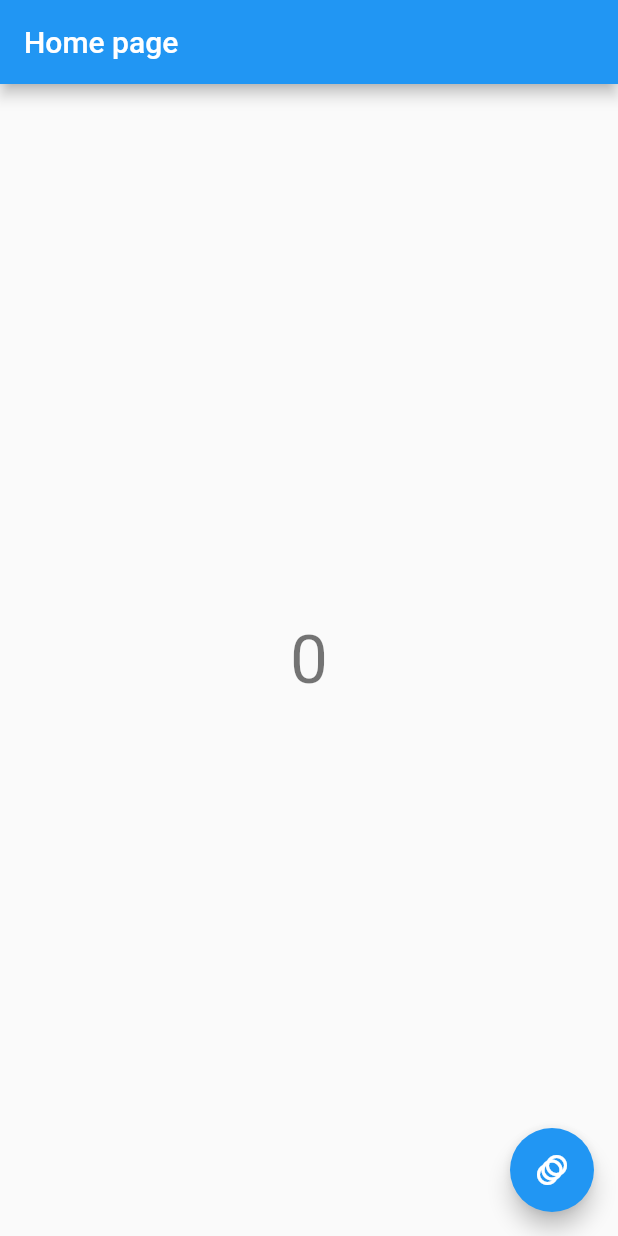
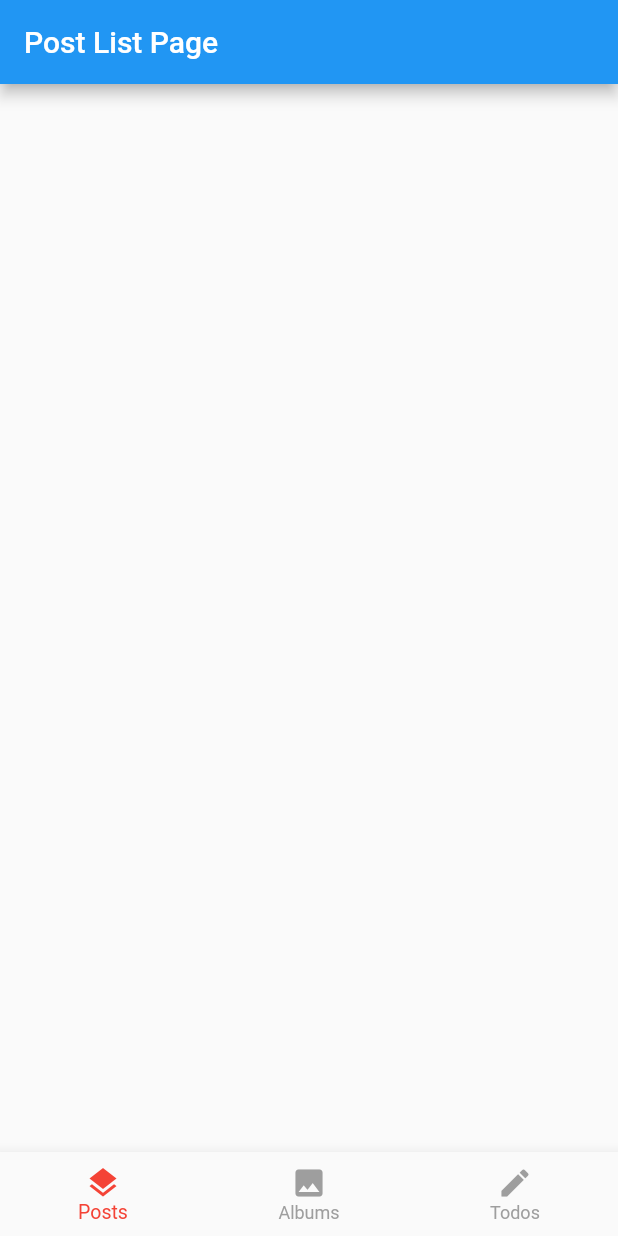
Before and after one commit to darkwayder/json_placeholder_app, a Flutter app: the screen it shows after launch, on a phone screen of 412 x 824 dp. Run offline on Flutter 3.47's test engine with Material 2 defaults, Android fonts, the phone set to English and light mode, and no system bars.

Commit message:
Adding BottomNavigationBar

```diff
--- a/lib/main.dart
+++ b/lib/main.dart
@@ -1,6 +1,7 @@
 import 'package:flutter/material.dart';
+import 'package:json_placeholder_app/pages/pony_list_page.dart';
 
-import 'pages/home_page.dart';
+import 'pages/home/home_page.dart';
 
 // main() является главной функцией с которой начинается
 // выполнение приложения
@@ -30,7 +31,7 @@ class MyApp extends StatelessWidget {
       theme: ThemeData(
         primarySwatch: Colors.blue,
       ),
-      // указываем исходную страницу, которую мы создадим позже
+      // Наша главная страница с нижнем меню
       home: HomePage(),
     );
   }
--- /dev/null
+++ b/lib/pages/home/bottom_navigation.dart
@@ -0,0 +1,73 @@
+
+import 'package:flutter/material.dart';
+import '../../models/tab.dart';
+
+// создаем три пункта меню
+// const обозначает, что tabs является
+// постоянной ссылкой и мы больше
+// ничего не сможем ей присвоить,
+// иначе говоря, она определена во время компиляции
+const Map<TabItem, MyTab> tabs = {
+  TabItem.POSTS : const MyTab(name: "Posts", color: Colors.red, icon: Icons.layers),
+  TabItem.ALBUMS : const MyTab(name: "Albums", color: Colors.blue, icon: Icons.image),
+  TabItem.TODOS : const MyTab(name: "Todos", color: Colors.green, icon: Icons.edit)
+};
+
+class MyBottomNavigation extends StatelessWidget {
+  // MyBottomNavigation принимает функцию onSelectTab
+  // и текущую выбранную вкладку
+  MyBottomNavigation({this.currentTab, this.onSelectTab});
+
+  final TabItem currentTab;
+  // ValueChanged<TabItem> - функциональный тип,
+  // то есть onSelectTab является ссылкой на функцию,
+  // которая принимает TabItem объект
+  final ValueChanged<TabItem> onSelectTab;
+
+  @override
+  Widget build(BuildContext context) {
+    // Используем встроенный виджет BottomNavigationBar для
+    // реализации нижнего меню
+    return BottomNavigationBar(
+        selectedItemColor: _colorTabMatching(currentTab),
+        selectedFontSize: 13,
+        unselectedItemColor: Colors.grey,
+        type: BottomNavigationBarType.fixed,
+        currentIndex: currentTab.index,
+        // пункты меню
+        items: [
+          _buildItem(TabItem.POSTS),
+          _buildItem(TabItem.ALBUMS),
+          _buildItem(TabItem.TODOS),
+        ],
+        // обработка нажатия на пункт меню
+        // здесь мы делаем вызов функции onSelectTab,
+        // которую мы получили через конструктор
+        onTap: (index) => onSelectTab(
+            TabItem.values[index]
+        )
+    );
+  }
+
+  // построение пункта меню
+  BottomNavigationBarItem _buildItem(TabItem item) {
+    return BottomNavigationBarItem(
+        // указываем иконку
+        icon: Icon(
+          _iconTabMatching(item),
+          color: _colorTabMatching(item),
+        ),
+        // указываем метку или название
+        label: tabs[item].name,
+    );
+  }
+
+  // получаем иконку элемента
+  IconData _iconTabMatching(TabItem item) => tabs[item].icon;
+
+  // получаем цвет элемента
+  Color _colorTabMatching(TabItem item) {
+    return currentTab == item ? tabs[item].color : Colors.grey;
+  }
+
+}
--- /dev/null
+++ b/lib/pages/home/home_page.dart
@@ -0,0 +1,89 @@
+import 'package:flutter/material.dart';
+import '../../models/tab.dart';
+import 'bottom_navigation.dart';
+import 'tab_navigator.dart';
+
+// Наша главная страница будет содержать состояние
+class HomePage extends StatefulWidget {
+  @override
+  _HomePageState createState() => _HomePageState();
+}
+
+class _HomePageState extends State<HomePage> {
+
+  // GlobalKey будет хранить уникальный ключ,
+  // по которому мы сможем получить доступ
+  // к виджетам, которые уже находяться в иерархии
+  // NavigatorState - состояние Navigator виджета
+  final _navigatorKeys = {
+    TabItem.POSTS: GlobalKey<NavigatorState>(),
+    TabItem.ALBUMS: GlobalKey<NavigatorState>(),
+    TabItem.TODOS: GlobalKey<NavigatorState>(),
+  };
+
+  // текущий выбранный элемент
+  var _currentTab = TabItem.POSTS;
+
+  // выбор элемента меню
+  void _selectTab(TabItem tabItem) {
+    setState(() => _currentTab = tabItem);
+  }
+
+  @override
+  Widget build(BuildContext context) {
+    // WillPopScope переопределяет поведения
+    // нажатия кнопки Back
+    return WillPopScope(
+      // логика обработки кнопки back может быть разной
+      // здесь реализована следующая логика:
+      // когда мы находимся на первом пункте меню (посты)
+      // и нажимаем кнопку Back, то сразу выходим из приложения
+      // в противном случае выбранный элемент меню переключается
+      // на предыдущий: c заданий на альбомы, с альбомов на посты,
+      // и после этого только выходим из приложения
+      onWillPop: () async {
+          if (_currentTab != TabItem.POSTS) {
+            if (_currentTab == TabItem.TODOS) {
+              _selectTab(TabItem.ALBUMS);
+            } else {
+              _selectTab(TabItem.POSTS);
+            }
+            return false;
+          } else {
+            return true;
+          }
+
+      },
+      child: Scaffold(
+        // Stack размещает один элемент над другим
+        // Проще говоря, каждый экран будет находится
+        // поверх другого, мы будем только переключаться между ними
+        body: Stack(children: <Widget>[
+          _buildOffstageNavigator(TabItem.POSTS),
+          _buildOffstageNavigator(TabItem.ALBUMS),
+          _buildOffstageNavigator(TabItem.TODOS),
+        ]),
+        // MyBottomNavigation мы создадим позже
+        bottomNavigationBar: MyBottomNavigation(
+          currentTab: _currentTab,
+          onSelectTab: _selectTab,
+        ),
+      ),);
+  }
+
+  // Создание одного из экранов - посты, альбомы или задания
+  Widget _buildOffstageNavigator(TabItem tabItem) {
+    return Offstage(
+      // Offstage работает следующим образом:
+      // если это не текущий выбранный элемент
+      // в нижнем меню, то мы его скрываем
+      offstage: _currentTab != tabItem,
+      // TabNavigator мы создадим позже
+      child: TabNavigator(
+        navigatorKey: _navigatorKeys[tabItem],
+        tabItem: tabItem,
+      ),
+    );
+  }
+
+}
--- /dev/null
+++ b/lib/pages/home/tab_navigator.dart
@@ -0,0 +1,55 @@
+
+import 'package:flutter/material.dart';
+import 'package:json_placeholder_app/pages/album_list_page.dart';
+import 'package:json_placeholder_app/pages/post_list_page.dart';
+import 'package:json_placeholder_app/pages/todo_list_page.dart';
+import '../../models/tab.dart';
+
+import '../pony_list_page.dart';
+
+class TabNavigator extends StatelessWidget {
+  // TabNavigator принимает:
+  // navigatorKey - уникальный ключ для NavigatorState
+  // tabItem - текущий пункт меню
+  TabNavigator({this.navigatorKey, this.tabItem});
+
+  final GlobalKey<NavigatorState> navigatorKey;
+  final TabItem tabItem;
+
+  @override
+  Widget build(BuildContext context) {
+    // наконец-то мы дошли до этого момента
+    // здесь мы присваиваем navigatorKey
+    // только, что созданному Navigator'у
+    // navigatorKey, как уже было отмечено является ключом,
+    // по которому мы получаем доступ к состоянию
+    // Navigator'a, вот и все!
+    return Navigator(
+      key: navigatorKey,
+      // Navigator имеет параметр initialRoute,
+      // который указывает начальную страницу и является
+      // всего лишь строкой.
+      // Мы не будем вдаваться в подробности, но отметим,
+      // что по умолчанию initialRoute равен /
+      // initialRoute: "/",
+
+      // Navigator может сам построить наши страницы или
+      // мы можем переопределить метод onGenerateRoute
+      onGenerateRoute: (routeSettings) {
+        // сначала определяем текущую страницу
+        Widget currentPage;
+        if (tabItem == TabItem.POSTS) {
+          // пока мы будем использовать PonyListPage
+          currentPage = PostListPage();
+        } else if (tabItem == TabItem.ALBUMS) {
+          currentPage = AlbumListPage();
+        } else {
+          currentPage = TodoListPage();
+        }
+        // строим Route (страница или экран)
+        return MaterialPageRoute(builder: (context) => currentPage);
+      },
+    );
+  }
+
+}
--- a/lib/pages/home_page.dart
+++ /dev/null
@@ -1,99 +0,0 @@
-import 'package:flutter/material.dart';
-
-// StatefulWidget имеет состояние, с которым
-// позже мы будем работать через функцию
-// setState(VoidCallback fn);
-// обратите внимание setState принимает другую функцию
-class HomePage extends StatefulWidget {
-  // StatefulWidget должен возвращать класс,
-  // которые наследуется от State
-  @override
-  _HomePageState createState() => _HomePageState();
-}
-
-// В треугольных скобках мы указываем наш StatefulWidget
-// для которого будет создано состояние
-// нижнее подчеркивание используется для того, чтобы
-// скрыть доступ к _HomePageState из других файлов
-// нижнее подчеркивание - аналогия private в Java / Kotlin
-class _HomePageState extends State<HomePage> {
-
-  // добавим переменную, которая будет нашим состоянием
-  // т.к. _counter мы будем использовать только внутри нашего
-  // класса, то сделаем его недоступным для других классов
-  // _counter будет хранить значение счетчика
-  var _counter = 0;
-
-  // build как мы уже отметили, строит
-  // иерархию наших любимых виджетов
-  @override
-  Widget build(BuildContext context) {
-    // В большинстве случаев Scaffold используется
-    // как корневой виджет для страницы или экрана
-    // Scaffold позволяет вам указать AppBar, BottomNavigationBar,
-    // Drawer, FloatingActionButton и другие не менее важные
-    // компноненты (виджеты).
-    return Scaffold(
-      // мы создаем AppBar с текстом "Home page"
-      appBar: AppBar(title: Text("Home page")),
-      // указываем текст в качестве тела Scaffold
-      // текст предварительно вложен в Center виджет,
-      // чтобы выровнять его по центру
-      body: Center(
-        // добавляем AnimatedSwitcher, который и будет управлять
-        // нашей анимацией
-          child: AnimatedSwitcher(
-            // обратите внимание: const указывает
-            // на то, что нам известно значение Duration во время
-            // компиляции и мы не будем его менять во время выполнения
-            // класс Duration позволяет указать задержку в разных
-            // единицах измерения (секунды, миллисекунды и т.д.)
-            duration: const Duration(milliseconds: 900),
-            // AnimatedSwitcher создает reverse эффект,
-            // то  есть эффект возврата анимации к первоначальному
-            // состоянию, что выглядит не всегда красиво,
-            // поэтому я указал reverseDuration в 0
-            // вы можете поэкспериментировать с этим значением
-            reverseDuration: const Duration(milliseconds: 0),
-            child: Text(
-              // вывод значения счетчика
-              // при каждой перерисовки виджетов _counter
-              // увеличивается на единицу
-              "$_counter",
-              // здесь самое интересное
-              // когда мы изменяем значение _counter
-              // и вызываем функцию setState, компоненты
-              // перерисовываются и AnimatedSwitcher сравнивает
-              // предыдущий key своего дочернего виджета с текущим,
-              // если они не совпадают, то вопроизводит анимацию
-              key: ValueKey<int>(_counter),
-              // Также выравниваем текст внутри самого виджета Text
-              textAlign: TextAlign.center,
-              // Theme.of(context) позволяет получить доступ к
-              // текущему ThemeData, который мы указали в MaterialApp
-              // После получения ThemeData мы можем использовать
-              // различные его стили (например headline3, как здесь)
-              style: Theme.of(context).textTheme.headline3,
-            ),
-          )
-      ),
-      // добавляем кнопку
-      // FloatingActionButton - круглая кнопка в правом нижнем углу
-      floatingActionButton: FloatingActionButton(
-        // указываем иконку
-        // Flutter предлагает нам большой спектр встроенных иконок
-        child: Icon(Icons.animation),
-        onPressed: () {
-          // наконец то мы дошли до функции setState
-          // которая даст сигнал, что пора перерисовывать
-          // наши виджеты.
-          // здесь мы просто увеличиваем наш счетчик
-          setState(() {
-            _counter++;
-          });
-        },
-      ),
-    );
-  }
-
-}
--- /dev/null
+++ b/lib/pages/post_list_page.dart
@@ -0,0 +1,21 @@
+
+import 'package:flutter/cupertino.dart';
+import 'package:flutter/material.dart';
+
+class PostListPage extends StatefulWidget {
+  @override
+  _PostListPageState createState() => _PostListPageState();
+}
+
+class _PostListPageState extends State<PostListPage> {
+
+  @override
+  Widget build(BuildContext context) {
+    return Scaffold(
+      appBar: AppBar(
+        title: Text("Post List Page"),
+      ),
+      body: Container()
+    );
+  }
+}
```
Also changed, not shown: lib/models/tab.dart (added, +18 -0 lines), lib/pages/album_list_page.dart (added, +19 -0 lines), lib/pages/pony_detail_page.dart (added, +79 -0 lines), lib/pages/pony_list_page.dart (added, +114 -0 lines), lib/pages/todo_list_page.dart (added, +19 -0 lines).
